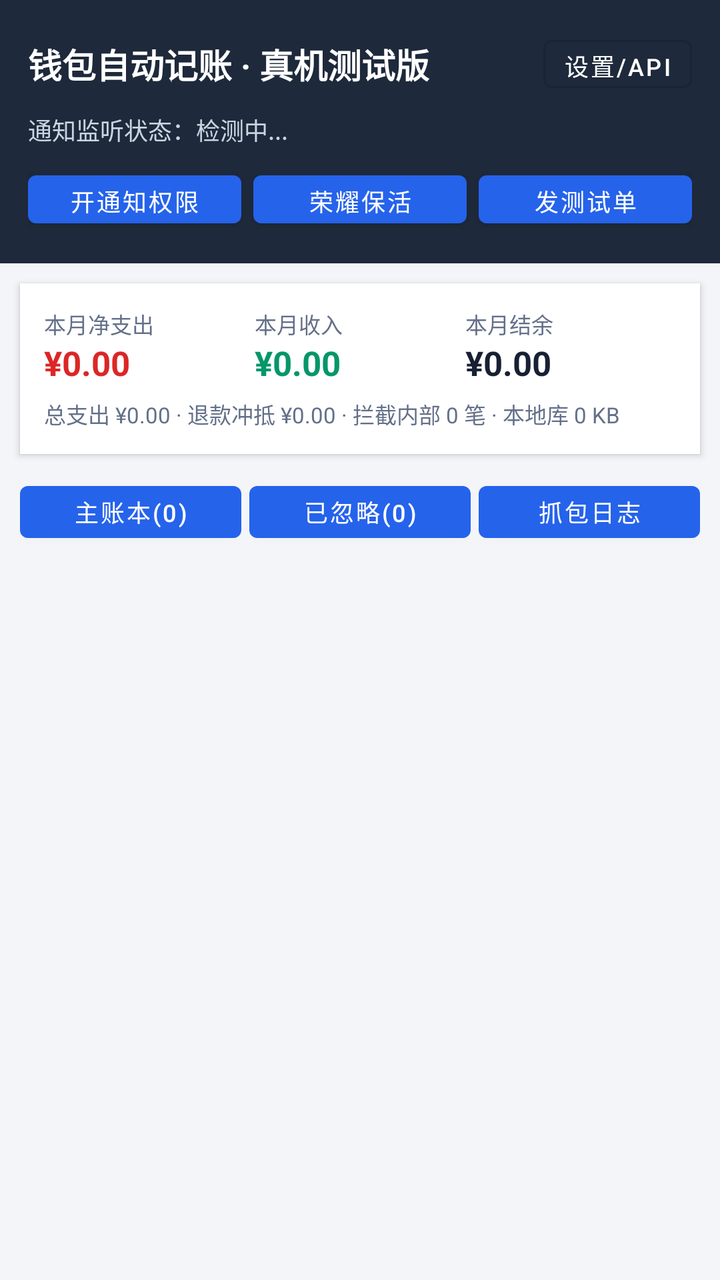
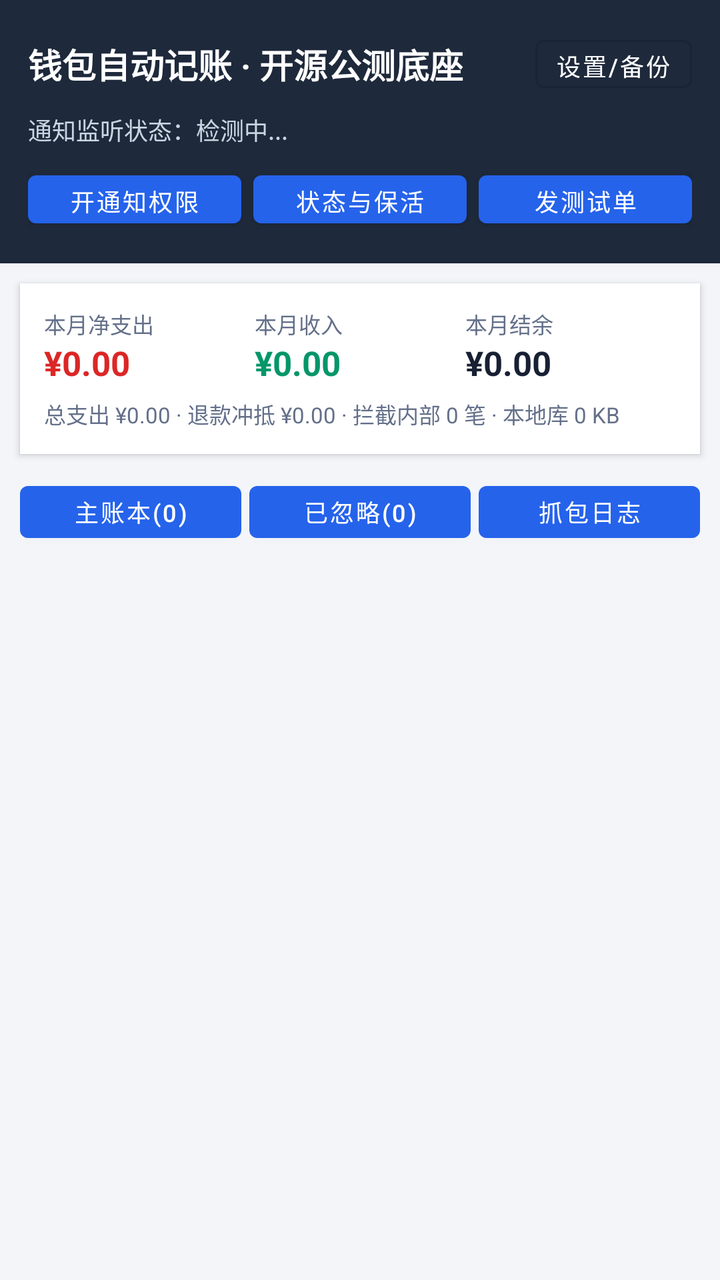

The first picture is an Android layout as it rendered before a commit; the second is the same layout after the commit. The layout source and the unified diff follow.
<!-- AndroidManifest.xml: application theme Theme.WalletWatcher -->
<!-- res/layout/activity_main.xml -->
<?xml version="1.0" encoding="utf-8"?>
<LinearLayout xmlns:android="http://schemas.android.com/apk/res/android"
    android:layout_width="match_parent"
    android:layout_height="match_parent"
    android:background="@color/bg_page"
    android:orientation="vertical">

    
    <LinearLayout
        android:layout_width="match_parent"
        android:layout_height="wrap_content"
        android:background="#1E293B"
        android:orientation="vertical"
        android:padding="14dp">

        <LinearLayout
            android:layout_width="match_parent"
            android:layout_height="wrap_content"
            android:gravity="center_vertical"
            android:orientation="horizontal">

            <TextView
                android:layout_width="0dp"
                android:layout_height="wrap_content"
                android:layout_weight="1"
                android:text="钱包自动记账 · 真机测试版"
                android:textColor="#FFFFFF"
                android:textSize="17sp"
                android:textStyle="bold" />

            <Button
                android:id="@+id/btnSettings"
                style="@style/Widget.MaterialComponents.Button.OutlinedButton"
                android:layout_width="wrap_content"
                android:layout_height="36dp"
                android:minWidth="0dp"
                android:paddingHorizontal="10dp"
                android:text="设置/API"
                android:textColor="#FFFFFF"
                android:textSize="12sp" />
        </LinearLayout>

        <TextView
            android:id="@+id/tvServiceStatus"
            android:layout_width="match_parent"
            android:layout_height="wrap_content"
            android:layout_marginTop="6dp"
            android:text="通知监听状态：检测中..."
            android:textColor="#CBD5E1"
            android:textSize="12sp" />

        
        <LinearLayout
            android:layout_width="match_parent"
            android:layout_height="wrap_content"
            android:layout_marginTop="8dp"
            android:orientation="horizontal">

            <Button
                android:id="@+id/btnGrantNotify"
                android:layout_width="0dp"
                android:layout_height="36dp"
                android:layout_marginEnd="6dp"
                android:layout_weight="1"
                android:text="开通知权限"
                android:textSize="12sp" />

            <Button
                android:id="@+id/btnBatteryGuard"
                android:layout_width="0dp"
                android:layout_height="36dp"
                android:layout_marginEnd="6dp"
                android:layout_weight="1"
                android:text="荣耀保活"
                android:textSize="12sp" />

            <Button
                android:id="@+id/btnSelfTest"
                android:layout_width="0dp"
                android:layout_height="36dp"
                android:layout_weight="1"
                android:text="发测试单"
                android:textSize="12sp" />
        </LinearLayout>
    </LinearLayout>

    
    <LinearLayout
        android:layout_width="match_parent"
        android:layout_height="wrap_content"
        android:layout_margin="10dp"
        android:background="@color/surface"
        android:elevation="2dp"
        android:orientation="vertical"
        android:padding="12dp">

        <LinearLayout
            android:layout_width="match_parent"
            android:layout_height="wrap_content"
            android:orientation="horizontal">

            <LinearLayout
                android:layout_width="0dp"
                android:layout_height="wrap_content"
                android:layout_weight="1"
                android:orientation="vertical">

                <TextView
                    android:layout_width="wrap_content"
                    android:layout_height="wrap_content"
                    android:text="本月净支出"
                    android:textColor="@color/text_muted"
                    android:textSize="11sp" />

                <TextView
                    android:id="@+id/tvNetExpense"
                    android:layout_width="wrap_content"
                    android:layout_height="wrap_content"
                    android:text="¥0.00"
                    android:textColor="@color/expense_red"
                    android:textSize="17sp"
                    android:textStyle="bold" />
            </LinearLayout>

            <LinearLayout
                android:layout_width="0dp"
                android:layout_height="wrap_content"
                android:layout_weight="1"
                android:orientation="vertical">

                <TextView
                    android:layout_width="wrap_content"
                    android:layout_height="wrap_content"
                    android:text="本月收入"
                    android:textColor="@color/text_muted"
                    android:textSize="11sp" />

                <TextView
                    android:id="@+id/tvIncome"
                    android:layout_width="wrap_content"
                    android:layout_height="wrap_content"
                    android:text="¥0.00"
                    android:textColor="@color/income_green"
                    android:textSize="17sp"
                    android:textStyle="bold" />
            </LinearLayout>

            <LinearLayout
                android:layout_width="0dp"
                android:layout_height="wrap_content"
                android:layout_weight="1"
                android:orientation="vertical">

                <TextView
                    android:layout_width="wrap_content"
                    android:layout_height="wrap_content"
                    android:text="本月结余"
                    android:textColor="@color/text_muted"
                    android:textSize="11sp" />

                <TextView
                    android:id="@+id/tvBalance"
                    android:layout_width="wrap_content"
                    android:layout_height="wrap_content"
                    android:text="¥0.00"
                    android:textColor="@color/text_main"
                    android:textSize="17sp"
                    android:textStyle="bold" />
            </LinearLayout>
        </LinearLayout>

        <TextView
            android:id="@+id/tvSubStats"
            android:layout_width="match_parent"
            android:layout_height="wrap_content"
            android:layout_marginTop="6dp"
            android:text="总支出 ¥0.00 · 退款冲抵 ¥0.00 · 拦截内部 0 笔 · 本地库 0 KB"
            android:textColor="@color/text_muted"
            android:textSize="11sp" />
    </LinearLayout>

    
    <LinearLayout
        android:layout_width="match_parent"
        android:layout_height="wrap_content"
        android:orientation="horizontal"
        android:paddingHorizontal="10dp">

        <Button
            android:id="@+id/tabLedger"
            android:layout_width="0dp"
            android:layout_height="38dp"
            android:layout_marginEnd="4dp"
            android:layout_weight="1"
            android:text="主账本(0)"
            android:textSize="12sp" />

        <Button
            android:id="@+id/tabIgnored"
            android:layout_width="0dp"
            android:layout_height="38dp"
            android:layout_marginEnd="4dp"
            android:layout_weight="1"
            android:text="已忽略(0)"
            android:textSize="12sp" />

        <Button
            android:id="@+id/tabLogs"
            android:layout_width="0dp"
            android:layout_height="38dp"
            android:layout_weight="1"
            android:text="抓包日志"
            android:textSize="12sp" />
    </LinearLayout>

    
    <LinearLayout
        android:id="@+id/logToolbar"
        android:layout_width="match_parent"
        android:layout_height="wrap_content"
        android:orientation="horizontal"
        android:paddingHorizontal="10dp"
        android:paddingTop="6dp"
        android:visibility="gone">

        <Button
            android:id="@+id/btnCopySamples"
            android:layout_width="0dp"
            android:layout_height="36dp"
            android:layout_marginEnd="6dp"
            android:layout_weight="1"
            android:text="复制脱敏通知样本"
            android:textSize="12sp" />

        <Button
            android:id="@+id/btnClearAll"
            android:layout_width="wrap_content"
            android:layout_height="36dp"
            android:text="清空记录"
            android:textSize="12sp" />
    </LinearLayout>

    <TextView
        android:id="@+id/tvEmpty"
        android:layout_width="match_parent"
        android:layout_height="wrap_content"
        android:gravity="center"
        android:padding="28dp"
        android:text="暂无记录。请先点击上方“开通知权限”，日常消费/收款后将自动记账。"
        android:textColor="@color/text_muted"
        android:textSize="13sp"
        android:visibility="gone" />

    <androidx.recyclerview.widget.RecyclerView
        android:id="@+id/recyclerView"
        android:layout_width="match_parent"
        android:layout_height="0dp"
        android:layout_weight="1"
        android:padding="10dp" />

</LinearLayout>
<!-- resources referenced by this layout -->
<resources>
  <color name="bg_page">#F3F5F9</color>
  <color name="expense_red">#DC2626</color>
  <color name="income_green">#059669</color>
  <color name="surface">#FFFFFF</color>
  <color name="text_main">#182033</color>
  <color name="text_muted">#64708A</color>
  <style name="Theme.WalletWatcher" parent="Theme.MaterialComponents.Light.NoActionBar">
          <item name="colorPrimary">@color/primary</item>
          <item name="colorPrimaryVariant">@color/primary</item>
          <item name="colorOnPrimary">#FFFFFF</item>
          <item name="android:statusBarColor">#1E293B</item>
      </style>
  <color name="primary">#2563EB</color>
</resources>

<!-- the commit's change to res/layout/activity_main.xml (unified diff, before → after) -->
@@ -23,7 +23,7 @@
                 android:layout_width="0dp"
                 android:layout_height="wrap_content"
                 android:layout_weight="1"
-                android:text="钱包自动记账 · 真机测试版"
+                android:text="钱包自动记账 · 开源公测底座"
                 android:textColor="#FFFFFF"
                 android:textSize="17sp"
                 android:textStyle="bold" />
@@ -35,7 +35,7 @@
                 android:layout_height="36dp"
                 android:minWidth="0dp"
                 android:paddingHorizontal="10dp"
-                android:text="设置/API"
+                android:text="设置/备份"
                 android:textColor="#FFFFFF"
                 android:textSize="12sp" />
         </LinearLayout>
@@ -71,7 +71,7 @@
                 android:layout_height="36dp"
                 android:layout_marginEnd="6dp"
                 android:layout_weight="1"
-                android:text="荣耀保活"
+                android:text="状态与保活"
                 android:textSize="12sp" />
 
             <Button
